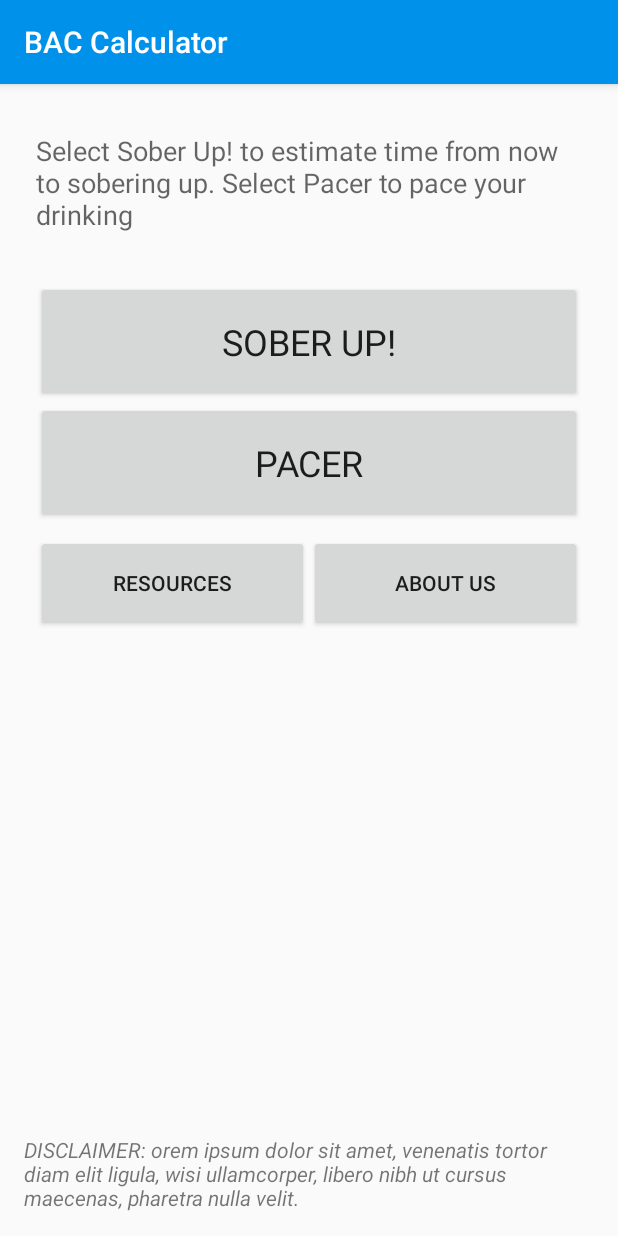
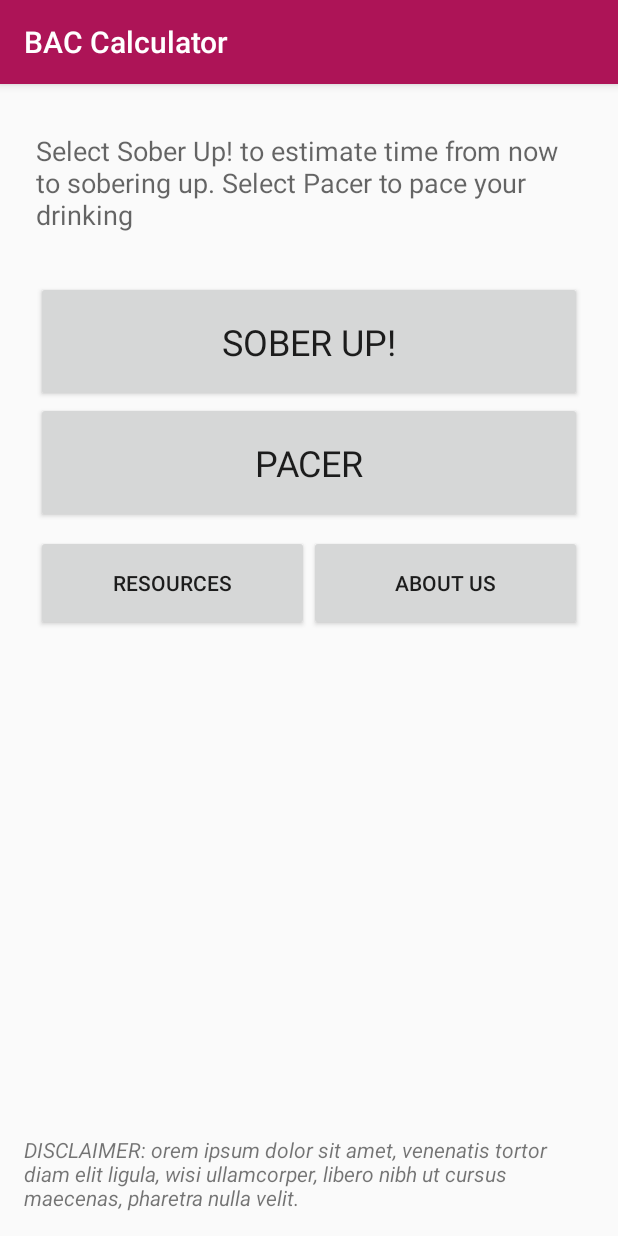
Before and after one commit to asriram1/BUzz_Tracker_Android_App, an Android app: the screen it shows after launch (MainActivity), on a phone screen of 412 x 824 dp. Run offline under Robolectric (Android 15) with nearby library versions, the phone set to English and light mode, and no system bars.

Commit message:
background color change - Anand

```diff
--- a/app/src/main/res/layout/activity_sober_up.xml
+++ b/app/src/main/res/layout/activity_sober_up.xml
@@ -23,7 +23,7 @@
                 android:layout_alignParentLeft="true"
                 android:gravity="fill_vertical"
                 android:padding="16dp"
-                android:text="       SEX :  "
+                android:text="  SEX : "
                 android:textAppearance="@style/TextAppearance.AppCompat.Medium" />
 
             <RadioGroup
--- a/app/src/main/res/values/colors.xml
+++ b/app/src/main/res/values/colors.xml
@@ -1,6 +1,6 @@
 <?xml version="1.0" encoding="utf-8"?>
 <resources>
-    <color name="colorPrimary">#0091EA</color>
-    <color name="colorPrimaryDark">#0277BD</color>
-    <color name="colorAccent">#F44336</color>
+    <color name="colorPrimary">#AD1457</color>
+    <color name="colorPrimaryDark">#880E4F</color>
+    <color name="colorAccent">#1565C0</color>
 </resources>
```
